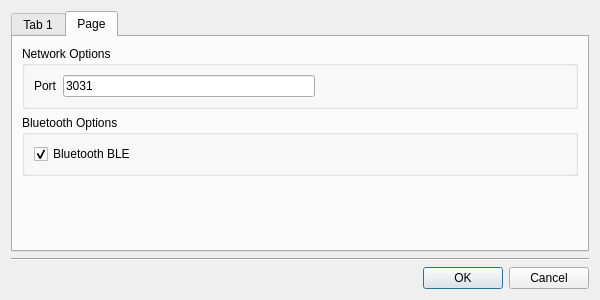
akshaybabloo/DataLogger, file widgets/settingswidget.ui: the form before one commit.
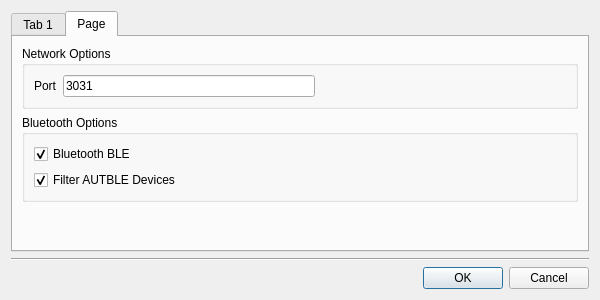
The form after the commit.

Commit message: filter aut BLE device setting added

```diff
--- a/widgets/settingswidget.ui
+++ b/widgets/settingswidget.ui
@@ -126,6 +126,16 @@
             </property>
            </widget>
           </item>
+          <item>
+           <widget class="QCheckBox" name="filterAUTBLECheckBox">
+            <property name="text">
+             <string>Filter AUTBLE Devices</string>
+            </property>
+            <property name="checked">
+             <bool>true</bool>
+            </property>
+           </widget>
+          </item>
          </layout>
         </widget>
        </item>
```
The commit also changes 1 other file.
